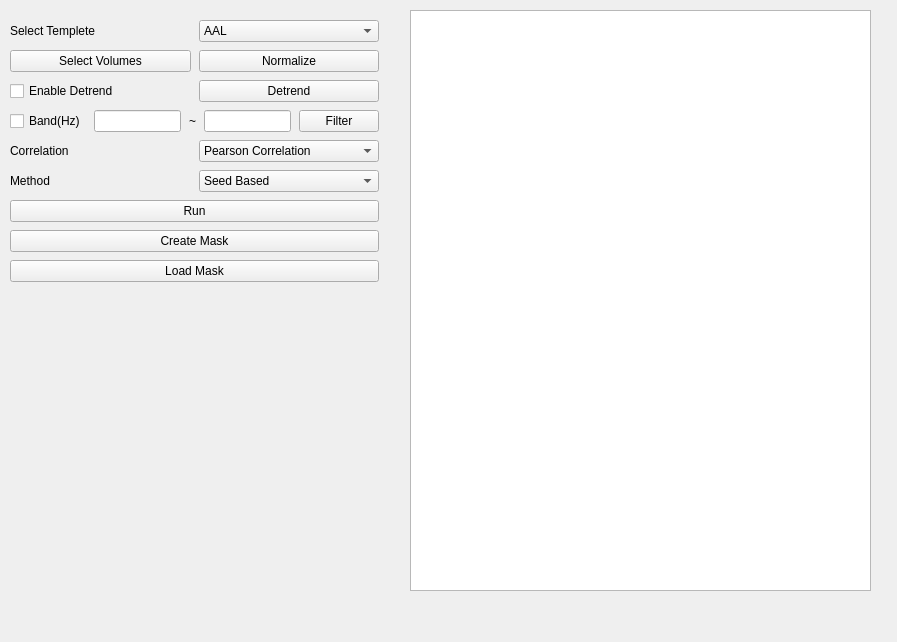
This is PearsonCorrelation/ROIBasedPanel.ui in Beastmaster/BrainConnectivityDetection as Qt 5 draws it before an edit. The edited form follows.
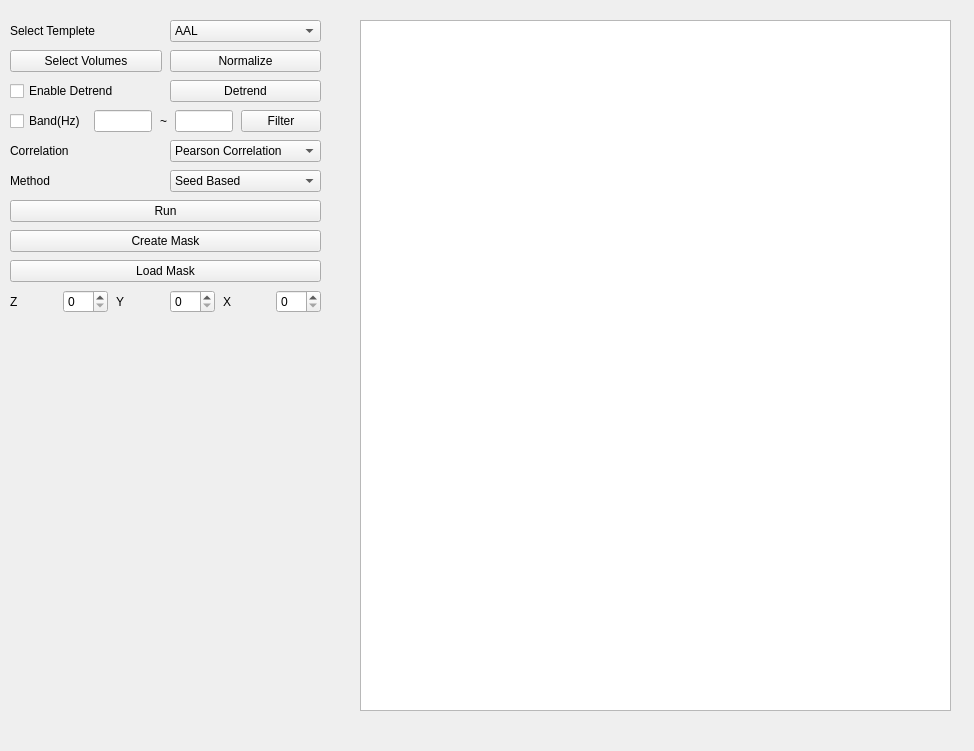
This is the edited form.

The edit to the form file:
```diff
--- a/PearsonCorrelation/ROIBasedPanel.ui
+++ b/PearsonCorrelation/ROIBasedPanel.ui
@@ -6,8 +6,8 @@
    <rect>
     <x>0</x>
     <y>0</y>
-    <width>897</width>
-    <height>642</height>
+    <width>974</width>
+    <height>751</height>
    </rect>
   </property>
   <property name="windowTitle">
@@ -18,8 +18,8 @@
     <rect>
      <x>10</x>
      <y>20</y>
-     <width>369</width>
-     <height>581</height>
+     <width>311</width>
+     <height>661</height>
     </rect>
    </property>
    <layout class="QVBoxLayout" name="verticalLayout">
@@ -195,15 +195,61 @@
       </property>
      </widget>
     </item>
+    <item>
+     <layout class="QHBoxLayout" name="horizontalLayout_10">
+      <item>
+       <layout class="QHBoxLayout" name="horizontalLayout_9">
+        <item>
+         <widget class="QLabel" name="label_7">
+          <property name="text">
+           <string>Z</string>
+          </property>
+         </widget>
+        </item>
+        <item>
+         <widget class="QSpinBox" name="z_coor_In"/>
+        </item>
+       </layout>
+      </item>
+      <item>
+       <layout class="QHBoxLayout" name="horizontalLayout_8">
+        <item>
+         <widget class="QLabel" name="label_6">
+          <property name="text">
+           <string>Y</string>
+          </property>
+         </widget>
+        </item>
+        <item>
+         <widget class="QSpinBox" name="y_coor_In"/>
+        </item>
+       </layout>
+      </item>
+      <item>
+       <layout class="QHBoxLayout" name="horizontalLayout_7">
+        <item>
+         <widget class="QLabel" name="label_5">
+          <property name="text">
+           <string>X</string>
+          </property>
+         </widget>
+        </item>
+        <item>
+         <widget class="QSpinBox" name="x_coor_In"/>
+        </item>
+       </layout>
+      </item>
+     </layout>
+    </item>
    </layout>
   </widget>
   <widget class="QGraphicsView" name="graphicsView">
    <property name="geometry">
     <rect>
-     <x>410</x>
-     <y>10</y>
-     <width>461</width>
-     <height>581</height>
+     <x>360</x>
+     <y>20</y>
+     <width>591</width>
+     <height>691</height>
     </rect>
    </property>
   </widget>
```
